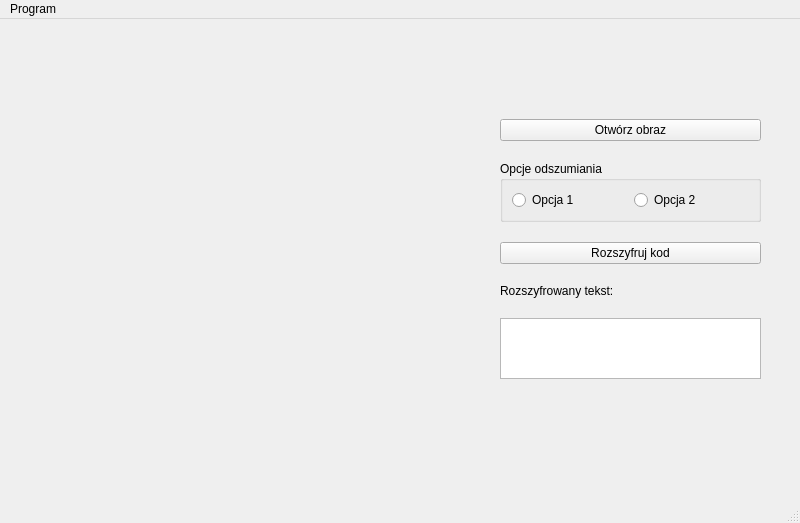
Old version of the form Ui_Main_Window.ui in the repository Quelleris/Aztec-decoder.
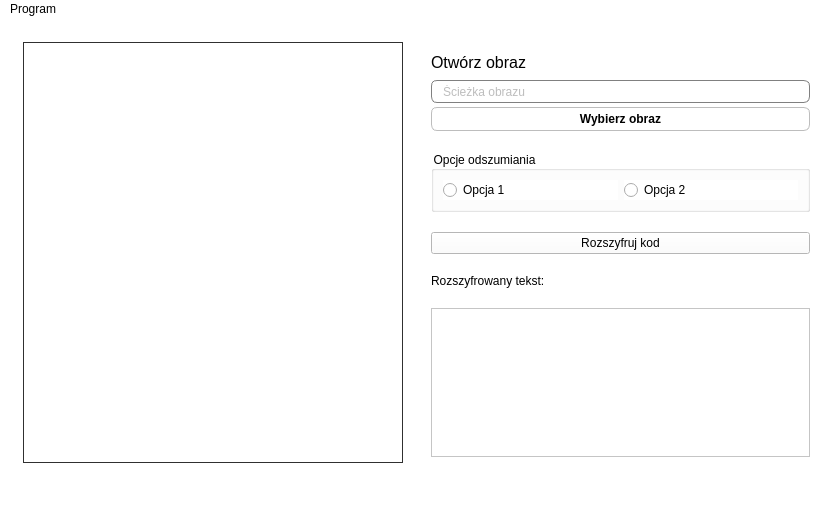
New version of the form.

Diff of the .ui file:
```diff
--- a/Ui_Main_Window.ui
+++ b/Ui_Main_Window.ui
@@ -6,22 +6,48 @@
    <rect>
     <x>0</x>
     <y>0</y>
-    <width>800</width>
-    <height>523</height>
+    <width>833</width>
+    <height>508</height>
    </rect>
   </property>
+  <property name="minimumSize">
+   <size>
+    <width>833</width>
+    <height>508</height>
+   </size>
+  </property>
   <property name="windowTitle">
    <string>MainWindow</string>
   </property>
+  <property name="styleSheet">
+   <string notr="true">background-color: rgba(255,255,255,255)</string>
+  </property>
   <widget class="QWidget" name="centralwidget">
+   <layout class="QHBoxLayout" name="horizontalLayout_3">
+    <item>
+     <layout class="QHBoxLayout" name="horizontalLayout_2" stretch="1,1">
+      <property name="spacing">
+       <number>28</number>
+      </property>
+      <property name="sizeConstraint">
+       <enum>QLayout::SetDefaultConstraint</enum>
+      </property>
+      <property name="leftMargin">
+       <number>14</number>
+      </property>
+      <property name="topMargin">
+       <number>14</number>
+      </property>
+      <property name="rightMargin">
+       <number>14</number>
+      </property>
+      <property name="bottomMargin">
+       <number>14</number>
+      </property>
+      <item>
    <widget class="QLabel" name="Lb_Image">
-    <property name="geometry">
-     <rect>
-      <x>20</x>
-      <y>20</y>
-      <width>401</width>
-      <height>421</height>
-     </rect>
+        <property name="styleSheet">
+         <string notr="true">border: 1px solid rgb(48,48,48,255);</string>
     </property>
     <property name="text">
      <string/>
@@ -30,39 +56,94 @@
      <set>Qt::AlignCenter</set>
     </property>
    </widget>
-   <widget class="QWidget" name="verticalLayoutWidget">
-    <property name="geometry">
-     <rect>
-      <x>480</x>
-      <y>80</y>
-      <width>301</width>
-      <height>300</height>
-     </rect>
-    </property>
+      </item>
+      <item>
     <layout class="QVBoxLayout" name="Vlayout">
      <property name="spacing">
       <number>20</number>
      </property>
      <property name="leftMargin">
-      <number>20</number>
+         <number>0</number>
      </property>
      <property name="topMargin">
-      <number>20</number>
+         <number>6</number>
      </property>
      <property name="rightMargin">
-      <number>20</number>
+         <number>0</number>
      </property>
      <property name="bottomMargin">
-      <number>20</number>
+         <number>6</number>
      </property>
      <item>
-      <widget class="QPushButton" name="Btn_open_image">
+         <layout class="QVBoxLayout" name="verticalLayout" stretch="1,1,1">
+          <property name="spacing">
+           <number>4</number>
+          </property>
+          <item>
+           <widget class="QLabel" name="label">
+            <property name="minimumSize">
+             <size>
+              <width>0</width>
+              <height>28</height>
+             </size>
+            </property>
+            <property name="maximumSize">
+             <size>
+              <width>16777215</width>
+              <height>28</height>
+             </size>
+            </property>
+            <property name="styleSheet">
+             <string notr="true">font-size: 16px;</string>
+            </property>
        <property name="text">
         <string>Otwórz obraz</string>
        </property>
       </widget>
      </item>
      <item>
+           <widget class="QLabel" name="Lb_image_path">
+            <property name="minimumSize">
+             <size>
+              <width>0</width>
+              <height>23</height>
+             </size>
+            </property>
+            <property name="maximumSize">
+             <size>
+              <width>16777215</width>
+              <height>23</height>
+             </size>
+            </property>
+            <property name="styleSheet">
+             <string notr="true">border: 1px solid grey;
+border-radius: 6px;
+padding: 4px 8px;
+backgorund-color: rgb(255, 255, 255);
+color: rgb(189, 189, 189)</string>
+            </property>
+            <property name="text">
+             <string>Ścieżka obrazu</string>
+            </property>
+           </widget>
+          </item>
+          <item>
+           <widget class="QPushButton" name="Btn_open_image">
+            <property name="styleSheet">
+             <string notr="true">border: 1px solid rgb(189, 189, 189);
+border-radius: 6px;
+background-color: rgb(255, 255, 255);
+padding: 4px 16px;
+font-weight: bold;</string>
+            </property>
+            <property name="text">
+             <string>Wybierz obraz</string>
+            </property>
+           </widget>
+          </item>
+         </layout>
+        </item>
+        <item>
       <widget class="QGroupBox" name="Gb_options">
        <property name="title">
         <string>Opcje odszumiania</string>
@@ -103,14 +184,17 @@
       <widget class="QTextEdit" name="Te_decoded_text"/>
      </item>
     </layout>
-   </widget>
+      </item>
+     </layout>
+    </item>
+   </layout>
   </widget>
   <widget class="QMenuBar" name="menubar">
    <property name="geometry">
     <rect>
      <x>0</x>
      <y>0</y>
-     <width>800</width>
+     <width>833</width>
      <height>21</height>
     </rect>
    </property>
```
Lines whose indentation alone changed are shown as unchanged.
